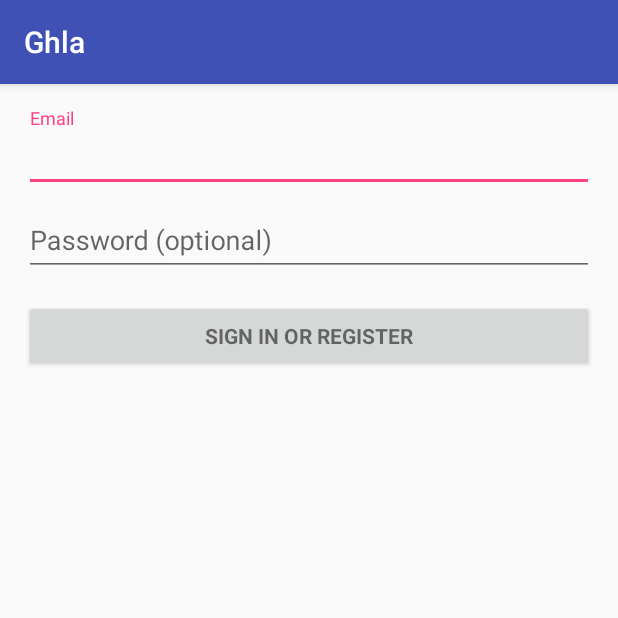
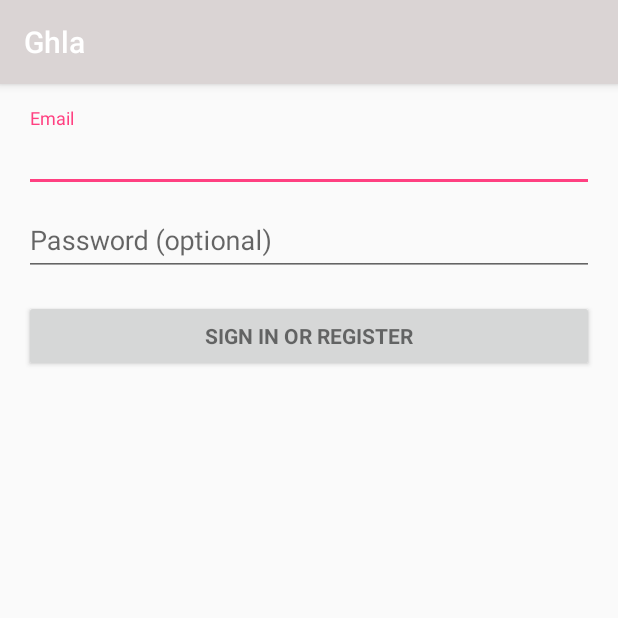
Before and after one commit to maniksundar/ghla, an Android app: the screen it shows after launch (LoginActivity), on a phone screen of 412 x 824 dp, the top half of it. Run offline under Robolectric (Android 15) with nearby library versions, the phone set to English and light mode, and no system bars; 2 statements that could not run were skipped.

Commit message:
add button_green.xml with rounded corners modify .gitignore, colors.xml and style.xml

```diff
--- a/app/build.gradle
+++ b/app/build.gradle
@@ -22,6 +22,7 @@ dependencies {
     implementation fileTree(dir: 'libs', include: ['*.jar'])
     implementation 'com.android.support:appcompat-v7:27.1.1'
     implementation 'com.android.support:design:27.1.1'
+    implementation 'com.android.support.constraint:constraint-layout:1.1.0'
     testImplementation 'junit:junit:4.12'
     androidTestImplementation 'com.android.support.test:runner:1.0.2'
     androidTestImplementation 'com.android.support.test.espresso:espresso-core:3.0.2'
--- a/app/src/main/res/values/colors.xml
+++ b/app/src/main/res/values/colors.xml
@@ -1,6 +1,7 @@
 <?xml version="1.0" encoding="utf-8"?>
 <resources>
-    <color name="colorPrimary">#3F51B5</color>
-    <color name="colorPrimaryDark">#303F9F</color>
+    <color name="colorPrimary">#dad4d4</color>
+    <color name="colorPrimaryDark">#7e8087</color>
     <color name="colorAccent">#FF4081</color>
+    <color name="colorGreen">#32ca78</color>
 </resources>
--- a/app/src/main/res/values/strings.xml
+++ b/app/src/main/res/values/strings.xml
@@ -13,4 +13,5 @@
     <string name="permission_rationale">"Contacts permissions are needed for providing email
         completions."
     </string>
+    <string name="Login">Log in</string>
 </resources>
```
Also changed, not shown: app/src/main/res/drawable/button_green.xml (added, +7 -0 lines), 1 other file.
